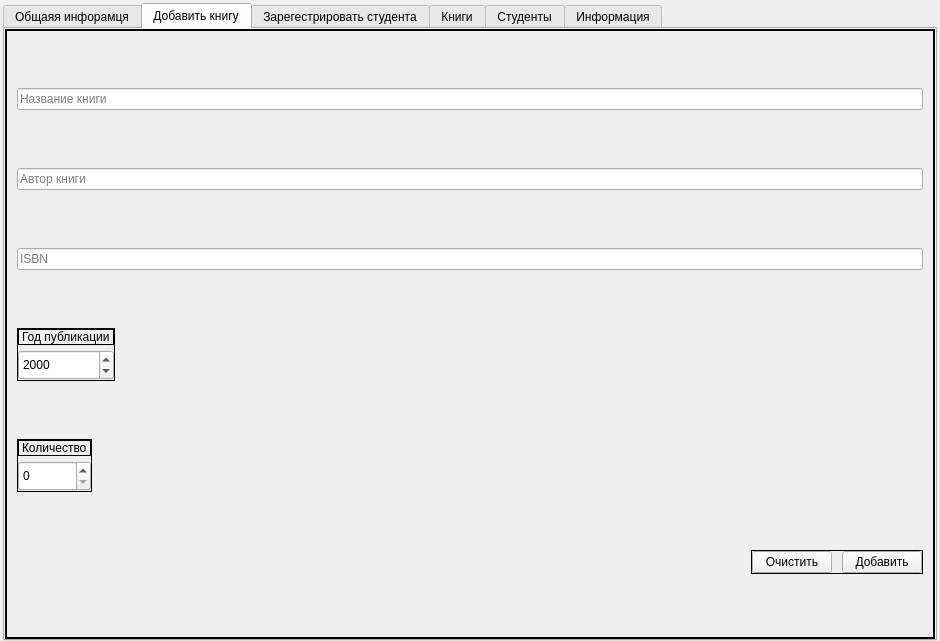
Above: ui_file/interface.ui from HiraiKaoTsi/diplom before the change. Below: the same form after it.
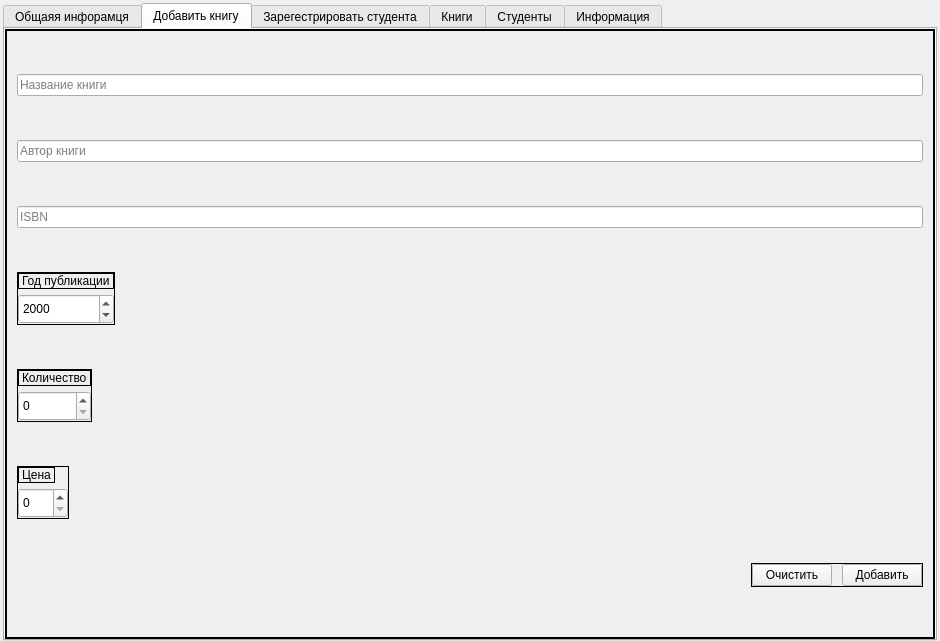
That is the form after the change. The open tabs and pages were chosen to show the change. Icons and pictures are not drawn.

Diff of the .ui file:
```diff
--- a/ui_file/interface.ui
+++ b/ui_file/interface.ui
@@ -526,6 +526,65 @@
               </layout>
              </widget>
             </item>
+            <item>
+             <widget class="QFrame" name="frame_price">
+              <property name="sizePolicy">
+               <sizepolicy hsizetype="Fixed" vsizetype="Fixed">
+                <horstretch>0</horstretch>
+                <verstretch>0</verstretch>
+               </sizepolicy>
+              </property>
+              <property name="frameShape">
+               <enum>QFrame::StyledPanel</enum>
+              </property>
+              <property name="frameShadow">
+               <enum>QFrame::Raised</enum>
+              </property>
+              <layout class="QVBoxLayout" name="verticalLayout_38">
+               <property name="spacing">
+                <number>5</number>
+               </property>
+               <property name="leftMargin">
+                <number>0</number>
+               </property>
+               <property name="topMargin">
+                <number>0</number>
+               </property>
+               <property name="rightMargin">
+                <number>0</number>
+               </property>
+               <property name="bottomMargin">
+                <number>0</number>
+               </property>
+               <item>
+                <widget class="QLabel" name="label_5">
+                 <property name="sizePolicy">
+                  <sizepolicy hsizetype="Fixed" vsizetype="Fixed">
+                   <horstretch>0</horstretch>
+                   <verstretch>0</verstretch>
+                  </sizepolicy>
+                 </property>
+                 <property name="text">
+                  <string>Цена</string>
+                 </property>
+                </widget>
+               </item>
+               <item>
+                <widget class="QSpinBox" name="spinBox_price_add">
+                 <property name="minimumSize">
+                  <size>
+                   <width>50</width>
+                   <height>30</height>
+                  </size>
+                 </property>
+                 <property name="cursor">
+                  <cursorShape>PointingHandCursor</cursorShape>
+                 </property>
+                </widget>
+               </item>
+              </layout>
+             </widget>
+            </item>
             <item alignment="Qt::AlignRight">
              <widget class="QFrame" name="frame_button_add_book">
               <property name="sizePolicy">
```
Left out of the diff: 32 changed lines with no effect on the pictures.
